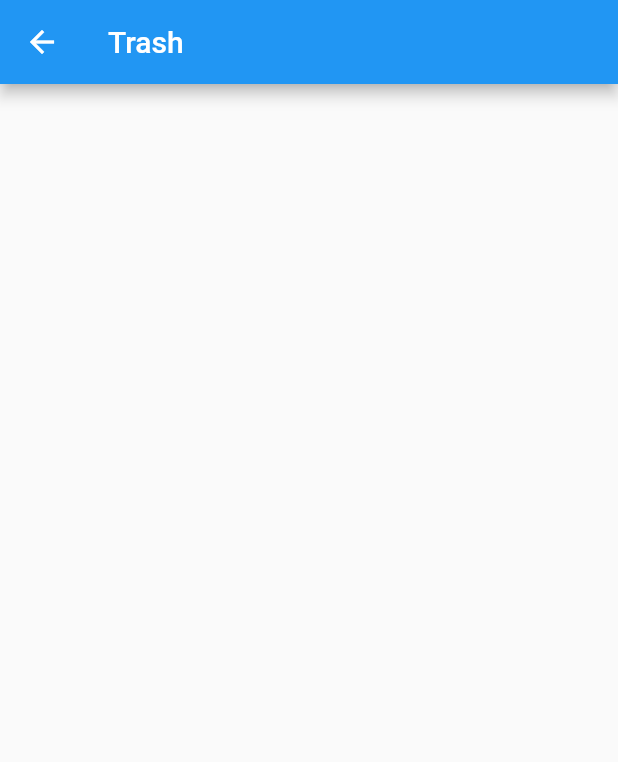
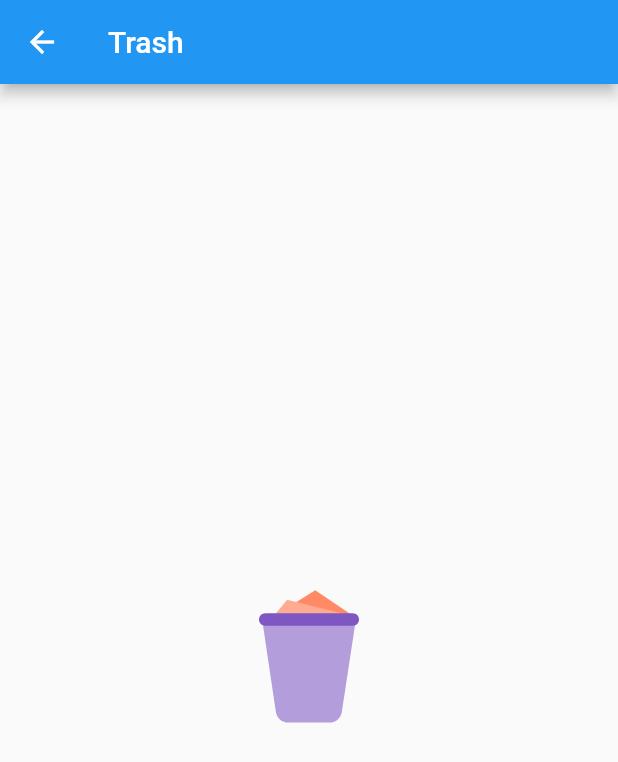
Before and after one commit to JunchangZhao/flutter_note, a Flutter app: the MyHomePage screen opened by its route, in the side drawer, after a tap on "Go to Trash", on a phone screen of 412 x 824 dp. Shown: the top 762 px of the screen. Run offline on Flutter 3.47's test engine with Material 2 defaults, Android fonts, the phone set to English and light mode, and no system bars; drawn by our look-alikes of oktoast; our stand-ins replace dio, flutter_svg, shared_preferences, sqflite; missing offline and left inert: notus, zefyr; accounts and stored records are empty; generated files the repository leaves out were written again.

Commit message:
tweak UI

```diff
--- a/lib/view/home_page.dart
+++ b/lib/view/home_page.dart
@@ -10,7 +10,6 @@ import 'package:flutter_svg/svg.dart';
 import 'package:oktoast/oktoast.dart';
 
 class MyHomePage extends StatefulWidget {
-
   @override
   _MyHomePageState createState() => _MyHomePageState();
 }
@@ -110,8 +109,8 @@ class _MyHomePageState extends State<MyHomePage> with WidgetsBindingObserver {
                       child: Text(
                         "undo",
                         style: TextStyle(
-                          fontSize: 24,
-                          color: Colors.white70,
+                          color: Colors.green,
+                          fontSize: 18,
                           decoration: TextDecoration.underline,
                         ),
                       ),
--- a/lib/view/trash_note_page.dart
+++ b/lib/view/trash_note_page.dart
@@ -4,6 +4,7 @@ import 'package:flutter_app/presenters/note_presenter.dart';
 import 'package:flutter_app/utils/utils.dart';
 import 'package:flutter_app/widget/custom_simple_dialog.dart';
 import 'package:flutter_app/widget/list_behavior.dart';
+import 'package:flutter_svg/svg.dart';
 import 'package:oktoast/oktoast.dart';
 
 class TrashNotePage extends StatefulWidget {
@@ -71,7 +72,10 @@ class _TrashNotePageState extends State<TrashNotePage> {
       appBar: AppBar(
         title: Text("Trash"),
       ),
-      body: ScrollConfiguration(
+      body: Stack(
+        children: <Widget>[
+          _getBackground(),
+          ScrollConfiguration(
             behavior: ListBehavior(),
             child: ListView.builder(
                 itemCount: notes == null ? 0 : this.notes.length,
@@ -106,6 +110,8 @@ class _TrashNotePageState extends State<TrashNotePage> {
                   ]);
                 }),
           ),
+        ],
+      ),
     );
   }
 
@@ -116,4 +122,19 @@ class _TrashNotePageState extends State<TrashNotePage> {
   _delete(Note note) {
     NotePresenter.realDeleteNote(note);
   }
+
+  _getBackground() {
+    if (this.notes == null || this.notes.length == 0) {
+      return Center(
+        child: SizedBox(
+          width: 100,
+          height: 100,
+          child: SvgPicture.asset(
+            "icons/trash.svg",
+          ),
+        ),
+      );
     }
+    return Container();
+  }
+}
--- a/pubspec.yaml
+++ b/pubspec.yaml
@@ -59,6 +59,7 @@ flutter:
    - icons/login.svg
    - icons/register.svg
    - icons/forget_passwd.svg
+   - icons/trash.svg
 
   # An image asset can refer to one or more resolution-specific "variants", see
   # https://flutter.io/assets-and-images/#resolution-aware.
```
Also changed, not shown: lib/view/login_page.dart (+6 -2 lines), icons/trash.svg (added). Lines whose indentation alone changed are shown as unchanged.
